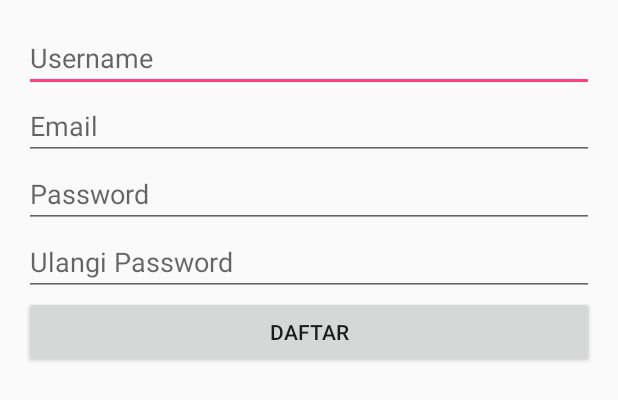
After one commit to rifalous/My-Personal-Library, an Android app: the layout activity_register.xml on its own in the app's theme, with its tools: preview values and no code run, on a phone screen of 412 x 824 dp. The commit adds this screen. Shown: the top 400 px of the screen. Run offline under Robolectric (Android 15) with nearby library versions, the phone set to English and light mode, and no system bars.

Commit message:
Layout Login & Register

```diff
--- a/app/build.gradle
+++ b/app/build.gradle
@@ -20,6 +20,7 @@ android {
 
 dependencies {
     implementation fileTree(dir: 'libs', include: ['*.jar'])
+    //noinspection GradleCompatible
     implementation 'com.android.support:appcompat-v7:26.1.0'
     implementation 'com.android.support.constraint:constraint-layout:1.0.2'
     testImplementation 'junit:junit:4.12'
@@ -33,4 +34,5 @@ dependencies {
     compile 'com.squareup.picasso:picasso:2.5.2'
     compile 'com.android.support:design:26.1.0'
     compile 'com.github.HITGIF:TextFieldBoxes:1.4.3'
+    compile 'com.android.volley:volley:1.0.0'
 }
--- /dev/null
+++ b/app/src/main/res/layout/activity_register.xml
@@ -0,0 +1,70 @@
+<?xml version="1.0" encoding="utf-8"?>
+<RelativeLayout xmlns:android="http://schemas.android.com/apk/res/android"
+    xmlns:tools="http://schemas.android.com/tools"
+    android:layout_width="match_parent"
+    android:layout_height="match_parent"
+    android:padding="@dimen/activity_horizontal_margin">
+
+    <EditText
+        android:layout_width="wrap_content"
+        android:layout_height="wrap_content"
+        android:inputType="textPersonName"
+        android:ems="10"
+        android:id="@+id/etUserName"
+        android:layout_alignParentTop="true"
+        android:layout_alignParentLeft="true"
+        android:layout_alignParentStart="true"
+        android:layout_alignParentRight="true"
+        android:layout_alignParentEnd="true"
+        android:hint="@string/username" />
+
+    <EditText
+        android:layout_width="wrap_content"
+        android:layout_height="wrap_content"
+        android:id="@+id/etEmail"
+        android:layout_below="@+id/etUserName"
+        android:layout_alignParentLeft="true"
+        android:layout_alignParentStart="true"
+        android:layout_alignParentRight="true"
+        android:layout_alignParentEnd="true"
+        android:hint="@string/email"
+        tools:ignore="TextFields" />
+
+    <EditText
+        android:layout_width="wrap_content"
+        android:layout_height="wrap_content"
+        android:inputType="textPassword"
+        android:ems="10"
+        android:id="@+id/etPassword"
+        android:layout_below="@+id/etEmail"
+        android:layout_alignParentLeft="true"
+        android:layout_alignParentStart="true"
+        android:layout_alignParentRight="true"
+        android:layout_alignParentEnd="true"
+        android:hint="@string/password" />
+
+    <EditText
+        android:layout_width="wrap_content"
+        android:layout_height="wrap_content"
+        android:inputType="textPassword"
+        android:ems="10"
+        android:id="@+id/etPasswordAgain"
+        android:layout_below="@+id/etPassword"
+        android:layout_alignParentLeft="true"
+        android:layout_alignParentStart="true"
+        android:layout_alignParentRight="true"
+        android:layout_alignParentEnd="true"
+        android:hint="@string/password_again" />
+
+
+    <Button
+        android:layout_width="wrap_content"
+        android:layout_height="wrap_content"
+        android:text="@string/register"
+        android:id="@+id/bRegister"
+        android:layout_below="@+id/etPasswordAgain"
+        android:layout_alignParentLeft="true"
+        android:layout_alignParentStart="true"
+        android:layout_alignRight="@+id/etPasswordAgain"
+        android:layout_alignEnd="@+id/etPasswordAgain" />
+</RelativeLayout>
--- /dev/null
+++ b/app/src/main/res/layout/activity_user_area.xml
@@ -0,0 +1,6 @@
+<?xml version="1.0" encoding="utf-8"?>
+<android.support.constraint.ConstraintLayout
+    xmlns:android="http://schemas.android.com/apk/res/android" android:layout_width="match_parent"
+    android:layout_height="match_parent">
+
+</android.support.constraint.ConstraintLayout>
--- a/app/src/main/res/values/dimens.xml
+++ b/app/src/main/res/values/dimens.xml
@@ -3,4 +3,7 @@
     <dimen name="card_margin">5dp</dimen>
     <dimen name="card_book_radius">0dp</dimen>
     <dimen name="book_title_padding">10dp</dimen>
+    <!-- Default screen margins, per the Android Design guidelines. -->
+    <dimen name="activity_horizontal_margin">16dp</dimen>
+    <dimen name="activity_vertical_margin">16dp</dimen>
 </resources>
--- a/app/src/main/res/values/strings.xml
+++ b/app/src/main/res/values/strings.xml
@@ -17,4 +17,11 @@
     <string name="hapus">Hapus</string>
     <string name="cover_buku">COVER BUKU</string>
     <string name="edit_buku">Edit Buku</string>
+    <string name="username">Username</string>
+    <string name="email">Email</string>
+    <string name="password">Password</string>
+    <string name="register">Daftar</string>
+    <string name="password_again">Ulangi Password</string>
+    <string name="register_here">Belum Punya Akun? Daftar Disini</string>
+    <string name="sign_in">Masuk</string>
 </resources>
```
Also changed, not shown: app/src/main/java/com/a4visionmedia/personallibrary/LoginActivity.java (added, +82 -0 lines), app/src/main/java/com/a4visionmedia/personallibrary/LoginRequest.java (added, +26 -0 lines), app/src/main/java/com/a4visionmedia/personallibrary/RegisterActivity.java (added, +65 -0 lines), app/src/main/java/com/a4visionmedia/personallibrary/RegisterRequest.java (added, +26 -0 lines), app/src/main/java/com/a4visionmedia/personallibrary/UserAreaActivity.java (added, +32 -0 lines), app/src/main/res/layout/activity_login.xml (added, +72 -0 lines).
